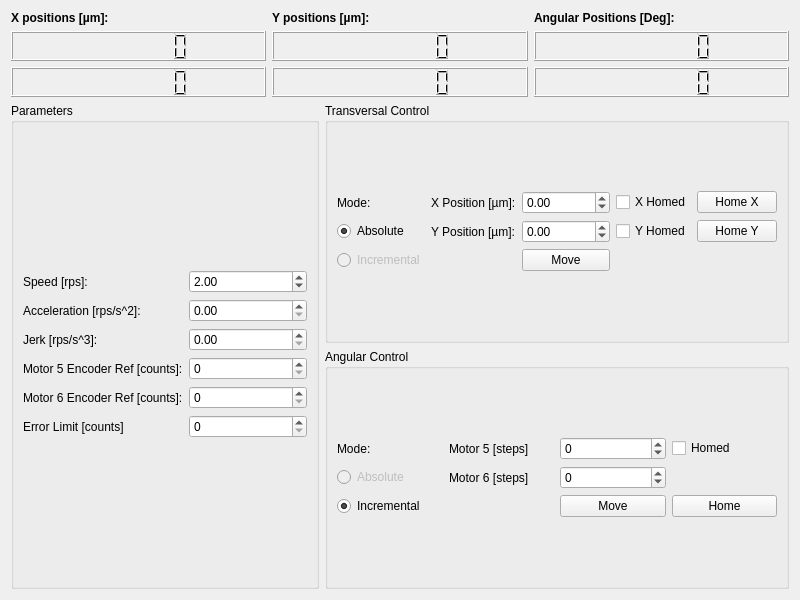
This is flipcoil/gui/ui/ppmacwidget.ui in lnls-ima/flip-coil-control as Qt 5 draws it before an edit. The edited form follows.
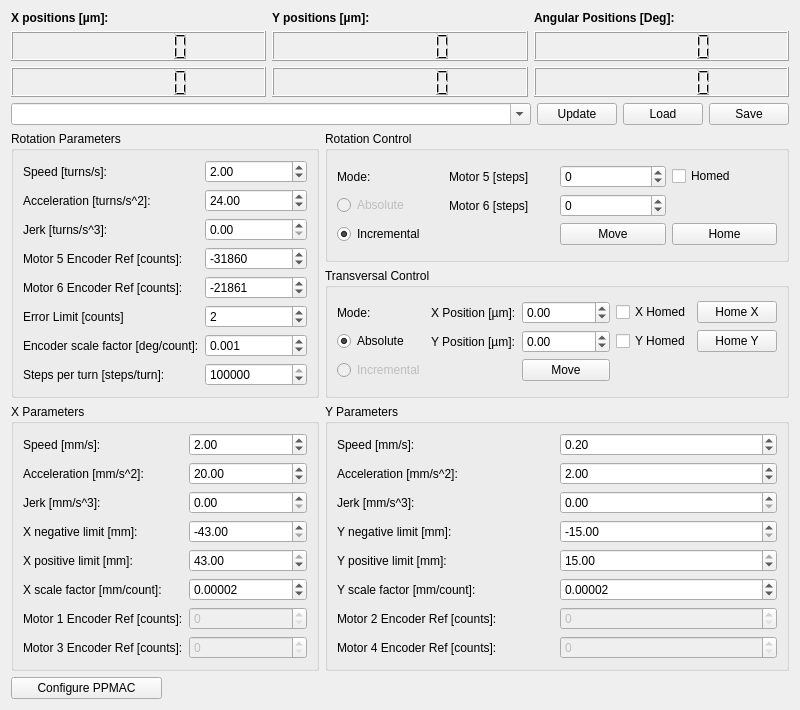
This is the edited form.

What changed in the file:
```diff
--- a/flipcoil/gui/ui/ppmacwidget.ui
+++ b/flipcoil/gui/ui/ppmacwidget.ui
@@ -7,200 +7,112 @@
     <x>0</x>
     <y>0</y>
     <width>800</width>
-    <height>600</height>
+    <height>651</height>
    </rect>
   </property>
   <property name="windowTitle">
    <string>Form</string>
   </property>
   <layout class="QGridLayout" name="gridLayout_8">
-   <item row="0" column="0" colspan="2">
-    <layout class="QGridLayout" name="gridLayout_2">
-     <item row="1" column="1">
-      <widget class="QLCDNumber" name="lcd_pos2">
-       <property name="digitCount">
-        <number>7</number>
-       </property>
-      </widget>
-     </item>
-     <item row="2" column="2">
-      <widget class="QLCDNumber" name="lcd_pos6">
+   <item row="1" column="0" colspan="3">
+    <layout class="QHBoxLayout" name="horizontalLayout_4" stretch="0,0,0,0">
+     <item>
+      <widget class="QComboBox" name="cmb_cfg_name">
        <property name="sizePolicy">
-        <sizepolicy hsizetype="Minimum" vsizetype="Maximum">
+        <sizepolicy hsizetype="Preferred" vsizetype="Maximum">
          <horstretch>0</horstretch>
          <verstretch>0</verstretch>
         </sizepolicy>
        </property>
-       <property name="minimumSize">
-        <size>
-         <width>0</width>
-         <height>30</height>
-        </size>
+       <property name="editable">
+        <bool>true</bool>
        </property>
-       <property name="digitCount">
-        <number>7</number>
-       </property>
       </widget>
      </item>
-     <item row="2" column="0">
-      <widget class="QLCDNumber" name="lcd_pos3">
-       <property name="digitCount">
-        <number>7</number>
-       </property>
-      </widget>
-     </item>
-     <item row="2" column="1">
-      <widget class="QLCDNumber" name="lcd_pos4">
-       <property name="digitCount">
-        <number>7</number>
-       </property>
-      </widget>
-     </item>
-     <item row="1" column="2">
-      <widget class="QLCDNumber" name="lcd_pos5">
+     <item>
+      <widget class="QPushButton" name="pbt_update_cfg">
        <property name="sizePolicy">
-        <sizepolicy hsizetype="Minimum" vsizetype="Maximum">
+        <sizepolicy hsizetype="Maximum" vsizetype="Fixed">
          <horstretch>0</horstretch>
          <verstretch>0</verstretch>
         </sizepolicy>
        </property>
-       <property name="minimumSize">
-        <size>
-         <width>0</width>
-         <height>30</height>
-        </size>
-       </property>
-       <property name="digitCount">
-        <number>7</number>
-       </property>
-      </widget>
-     </item>
-     <item row="1" column="0">
-      <widget class="QLCDNumber" name="lcd_pos1">
-       <property name="digitCount">
-        <number>7</number>
-       </property>
-      </widget>
-     </item>
-     <item row="0" column="0">
-      <widget class="QLabel" name="label_13">
-       <property name="sizePolicy">
-        <sizepolicy hsizetype="Preferred" vsizetype="Maximum">
-         <horstretch>0</horstretch>
-         <verstretch>0</verstretch>
-        </sizepolicy>
-       </property>
-       <property name="font">
-        <font>
-         <weight>75</weight>
-         <bold>true</bold>
-        </font>
-       </property>
        <property name="text">
-        <string>X positions [µm]:</string>
+        <string>Update</string>
        </property>
       </widget>
      </item>
-     <item row="0" column="1">
-      <widget class="QLabel" name="label_14">
+     <item>
+      <widget class="QPushButton" name="pbt_load_cfg">
        <property name="sizePolicy">
-        <sizepolicy hsizetype="Preferred" vsizetype="Maximum">
+        <sizepolicy hsizetype="Maximum" vsizetype="Maximum">
          <horstretch>0</horstretch>
          <verstretch>0</verstretch>
         </sizepolicy>
        </property>
-       <property name="font">
-        <font>
-         <weight>75</weight>
-         <bold>true</bold>
-        </font>
-       </property>
        <property name="text">
-        <string>Y positions [µm]:</string>
+        <string>Load</string>
        </property>
       </widget>
      </item>
-     <item row="0" column="2">
-      <widget class="QLabel" name="label_15">
+     <item>
+      <widget class="QPushButton" name="pbt_save_cfg">
        <property name="sizePolicy">
-        <sizepolicy hsizetype="Preferred" vsizetype="Maximum">
+        <sizepolicy hsizetype="Maximum" vsizetype="Fixed">
          <horstretch>0</horstretch>
          <verstretch>0</verstretch>
         </sizepolicy>
        </property>
-       <property name="font">
-        <font>
-         <weight>75</weight>
-         <bold>true</bold>
-        </font>
-       </property>
        <property name="text">
-        <string>Angular Positions [Deg]:</string>
+        <string>Save</string>
        </property>
       </widget>
      </item>
     </layout>
    </item>
-   <item row="1" column="0" rowspan="2">
+   <item row="2" column="0" colspan="2">
     <widget class="QGroupBox" name="groupBox_2">
      <property name="title">
-      <string>Parameters</string>
+      <string>Rotation Parameters</string>
      </property>
      <layout class="QGridLayout" name="gridLayout_4">
       <item row="0" column="0">
        <layout class="QGridLayout" name="gridLayout">
-        <item row="1" column="1">
-         <widget class="QDoubleSpinBox" name="dsb_accel"/>
-        </item>
-        <item row="2" column="0">
-         <widget class="QLabel" name="label_3">
+        <item row="5" column="0">
+         <widget class="QLabel" name="label_10">
           <property name="text">
-           <string>Jerk [rps/s^3]:</string>
-          </property>
-         </widget>
-        </item>
-        <item row="4" column="0">
-         <widget class="QLabel" name="label_7">
-          <property name="text">
-           <string>Motor 6 Encoder Ref [counts]:</string>
-          </property>
-         </widget>
-        </item>
-        <item row="4" column="1">
-         <widget class="QSpinBox" name="sb_ref6">
-          <property name="maximum">
-           <number>360000</number>
+           <string>Error Limit [counts]</string>
           </property>
          </widget>
         </item>
         <item row="2" column="1">
          <widget class="QDoubleSpinBox" name="dsb_jerk"/>
         </item>
+        <item row="5" column="1">
+         <widget class="QSpinBox" name="sb_rot_max_err">
+          <property name="value">
+           <number>2</number>
+          </property>
+         </widget>
+        </item>
+        <item row="6" column="0">
+         <widget class="QLabel" name="label_32">
+          <property name="text">
+           <string>Encoder scale factor [deg/count]:</string>
+          </property>
+         </widget>
+        </item>
+        <item row="2" column="0">
+         <widget class="QLabel" name="label_3">
+          <property name="text">
+           <string>Jerk [turns/s^3]:</string>
+          </property>
+         </widget>
+        </item>
         <item row="1" column="0">
          <widget class="QLabel" name="label_2">
           <property name="text">
-           <string>Acceleration [rps/s^2]:</string>
-          </property>
-         </widget>
-        </item>
-        <item row="3" column="0">
-         <widget class="QLabel" name="label_5">
-          <property name="text">
-           <string>Motor 5 Encoder Ref [counts]:</string>
-          </property>
-         </widget>
-        </item>
-        <item row="0" column="0">
-         <widget class="QLabel" name="label">
-          <property name="text">
-           <string>Speed [rps]:</string>
-          </property>
-         </widget>
-        </item>
-        <item row="3" column="1">
-         <widget class="QSpinBox" name="sb_ref5">
-          <property name="maximum">
-           <number>360000</number>
+           <string>Acceleration [turns/s^2]:</string>
           </property>
          </widget>
         </item>
@@ -217,22 +129,196 @@
           </property>
          </widget>
         </item>
-        <item row="5" column="0">
-         <widget class="QLabel" name="label_10">
+        <item row="4" column="1">
+         <widget class="QSpinBox" name="sb_home_offset6">
+          <property name="minimum">
+           <number>-360000</number>
+          </property>
+          <property name="maximum">
+           <number>360000</number>
+          </property>
+          <property name="value">
+           <number>-21861</number>
+          </property>
+         </widget>
+        </item>
+        <item row="6" column="1">
+         <widget class="QDoubleSpinBox" name="dsb_rot_sf">
+          <property name="decimals">
+           <number>3</number>
+          </property>
+          <property name="value">
+           <double>0.001000000000000</double>
+          </property>
+         </widget>
+        </item>
+        <item row="0" column="0">
+         <widget class="QLabel" name="label">
           <property name="text">
-           <string>Error Limit [counts]</string>
+           <string>Speed [turns/s]:</string>
           </property>
          </widget>
         </item>
-        <item row="5" column="1">
-         <widget class="QSpinBox" name="sb_errorlim"/>
+        <item row="3" column="0">
+         <widget class="QLabel" name="label_5">
+          <property name="text">
+           <string>Motor 5 Encoder Ref [counts]:</string>
+          </property>
+         </widget>
         </item>
+        <item row="4" column="0">
+         <widget class="QLabel" name="label_7">
+          <property name="text">
+           <string>Motor 6 Encoder Ref [counts]:</string>
+          </property>
+         </widget>
+        </item>
+        <item row="3" column="1">
+         <widget class="QSpinBox" name="sb_home_offset5">
+          <property name="minimum">
+           <number>-360000</number>
+          </property>
+          <property name="maximum">
+           <number>360000</number>
+          </property>
+          <property name="value">
+           <number>-31860</number>
+          </property>
+         </widget>
+        </item>
+        <item row="1" column="1">
+         <widget class="QDoubleSpinBox" name="dsb_accel">
+          <property name="value">
+           <double>24.000000000000000</double>
+          </property>
+         </widget>
+        </item>
+        <item row="7" column="0">
+         <widget class="QLabel" name="label_33">
+          <property name="text">
+           <string>Steps per turn [steps/turn]:</string>
+          </property>
+         </widget>
+        </item>
+        <item row="7" column="1">
+         <widget class="QSpinBox" name="sb_steps_per_turn">
+          <property name="maximum">
+           <number>512000</number>
+          </property>
+          <property name="value">
+           <number>102400</number>
+          </property>
+         </widget>
+        </item>
        </layout>
       </item>
      </layout>
     </widget>
    </item>
+   <item row="2" column="2">
+    <layout class="QVBoxLayout" name="verticalLayout">
+     <item>
+      <widget class="QGroupBox" name="groupBox">
+       <property name="title">
+        <string>Rotation Control</string>
+       </property>
+       <layout class="QGridLayout" name="gridLayout_7">
+        <item row="0" column="0">
+         <layout class="QGridLayout" name="gridLayout_6">
+          <item row="0" column="1">
+           <widget class="QLabel" name="label_11">
+            <property name="text">
+             <string>Motor 5 [steps]</string>
+            </property>
+           </widget>
+          </item>
+          <item row="2" column="0">
+           <widget class="QRadioButton" name="rdb_inc">
+            <property name="text">
+             <string>Incremental</string>
+            </property>
+            <property name="checked">
+             <bool>true</bool>
+            </property>
+           </widget>
+          </item>
+          <item row="1" column="2">
+           <widget class="QSpinBox" name="sb_steps6">
+            <property name="minimum">
+             <number>-200000</number>
+            </property>
+            <property name="maximum">
+             <number>200000</number>
+            </property>
+           </widget>
+          </item>
+          <item row="1" column="0">
+           <widget class="QRadioButton" name="rdb_abs">
+            <property name="enabled">
+             <bool>false</bool>
+            </property>
+            <property name="text">
+             <string>Absolute</string>
+            </property>
+           </widget>
+          </item>
    <item row="1" column="1">
+           <widget class="QLabel" name="label_12">
+            <property name="text">
+             <string>Motor 6 [steps]</string>
+            </property>
+           </widget>
+          </item>
+          <item row="0" column="3">
+           <widget class="QCheckBox" name="chb_homed">
+            <property name="text">
+             <string>Homed</string>
+            </property>
+            <property name="checkable">
+             <bool>true</bool>
+            </property>
+            <property name="tristate">
+             <bool>false</bool>
+            </property>
+           </widget>
+          </item>
+          <item row="2" column="3">
+           <widget class="QPushButton" name="pbt_home">
+            <property name="text">
+             <string>Home</string>
+            </property>
+           </widget>
+          </item>
+          <item row="2" column="2">
+           <widget class="QPushButton" name="pbt_move">
+            <property name="text">
+             <string>Move</string>
+            </property>
+           </widget>
+          </item>
+          <item row="0" column="2">
+           <widget class="QSpinBox" name="sb_steps5">
+            <property name="minimum">
+             <number>-200000</number>
+            </property>
+            <property name="maximum">
+             <number>200000</number>
+            </property>
+           </widget>
+          </item>
+          <item row="0" column="0">
+           <widget class="QLabel" name="label_9">
+            <property name="text">
+             <string>Mode:</string>
+            </property>
+           </widget>
+          </item>
+         </layout>
+        </item>
+       </layout>
+      </widget>
+     </item>
+     <item>
     <widget class="QGroupBox" name="groupBox_3">
      <property name="title">
       <string>Transversal Control</string>
@@ -241,7 +327,7 @@
       <item row="0" column="0">
        <layout class="QGridLayout" name="gridLayout_3">
         <item row="1" column="3">
-         <widget class="QCheckBox" name="chb_homed_x_2">
+           <widget class="QCheckBox" name="chb_homed_y">
           <property name="text">
            <string>Y Homed</string>
           </property>
@@ -254,7 +340,7 @@
          </widget>
         </item>
         <item row="1" column="2">
-         <widget class="QDoubleSpinBox" name="dsb_y">
+           <widget class="QDoubleSpinBox" name="dsb_pos_y">
           <property name="minimum">
            <double>-999999.000000000000000</double>
           </property>
@@ -298,7 +384,7 @@
          </widget>
         </item>
         <item row="0" column="2">
-         <widget class="QDoubleSpinBox" name="dsb_x">
+           <widget class="QDoubleSpinBox" name="dsb_pos_x">
           <property name="minimum">
            <double>-999999.000000000000000</double>
           </property>
@@ -353,106 +439,437 @@
      </layout>
     </widget>
    </item>
-   <item row="2" column="1">
-    <widget class="QGroupBox" name="groupBox">
+    </layout>
+   </item>
+   <item row="3" column="0" colspan="2">
+    <widget class="QGroupBox" name="groupBox_4">
      <property name="title">
-      <string>Angular Control</string>
+      <string>X Parameters</string>
      </property>
-     <layout class="QGridLayout" name="gridLayout_7">
+     <layout class="QGridLayout" name="gridLayout_10">
       <item row="0" column="0">
-       <layout class="QGridLayout" name="gridLayout_6">
-        <item row="0" column="1">
-         <widget class="QLabel" name="label_11">
+       <layout class="QGridLayout" name="gridLayout_9">
+        <item row="4" column="1">
+         <widget class="QDoubleSpinBox" name="dsb_max_x">
+          <property name="minimum">
+           <double>-43.000000000000000</double>
+          </property>
+          <property name="maximum">
+           <double>43.000000000000000</double>
+          </property>
+          <property name="value">
+           <double>43.000000000000000</double>
+          </property>
+         </widget>
+        </item>
+        <item row="7" column="1">
+         <widget class="QSpinBox" name="sb_home_offset3">
+          <property name="enabled">
+           <bool>false</bool>
+          </property>
+          <property name="maximum">
+           <number>360000</number>
+          </property>
+         </widget>
+        </item>
+        <item row="1" column="0">
+         <widget class="QLabel" name="label_18">
           <property name="text">
-           <string>Motor 5 [steps]</string>
+           <string>Acceleration [mm/s^2]:</string>
           </property>
          </widget>
         </item>
+        <item row="1" column="1">
+         <widget class="QDoubleSpinBox" name="dsb_accel_x">
+          <property name="value">
+           <double>20.000000000000000</double>
+          </property>
+         </widget>
+        </item>
+        <item row="0" column="0">
+         <widget class="QLabel" name="label_20">
+          <property name="text">
+           <string>Speed [mm/s]:</string>
+          </property>
+         </widget>
+        </item>
+        <item row="4" column="0">
+         <widget class="QLabel" name="label_26">
+          <property name="text">
+           <string>X positive limit [mm]:</string>
+          </property>
+         </widget>
+        </item>
+        <item row="3" column="1">
+         <widget class="QDoubleSpinBox" name="dsb_min_x">
+          <property name="minimum">
+           <double>-43.000000000000000</double>
+          </property>
+          <property name="maximum">
+           <double>43.000000000000000</double>
+          </property>
+          <property name="value">
+           <double>-43.000000000000000</double>
+          </property>
+         </widget>
+        </item>
+        <item row="6" column="1">
+         <widget class="QSpinBox" name="sb_home_offset1">
+          <property name="enabled">
+           <bool>false</bool>
+          </property>
+          <property name="maximum">
+           <number>360000</number>
+          </property>
+         </widget>
+        </item>
+        <item row="2" column="1">
+         <widget class="QDoubleSpinBox" name="dsb_jerk_x"/>
+        </item>
+        <item row="3" column="0">
+         <widget class="QLabel" name="label_27">
+          <property name="text">
+           <string>X negative limit [mm]:</string>
+          </property>
+         </widget>
+        </item>
+        <item row="6" column="0">
+         <widget class="QLabel" name="label_19">
+          <property name="text">
+           <string>Motor 1 Encoder Ref [counts]:</string>
+          </property>
+         </widget>
+        </item>
         <item row="2" column="0">
-         <widget class="QRadioButton" name="rdb_inc">
+         <widget class="QLabel" name="label_16">
           <property name="text">
-           <string>Incremental</string>
+           <string>Jerk [mm/s^3]:</string>
           </property>
-          <property name="checked">
-           <bool>true</bool>
+         </widget>
+        </item>
+        <item row="0" column="1">
+         <widget class="QDoubleSpinBox" name="dsb_speed_x">
+          <property name="maximum">
+           <double>100.000000000000000</double>
           </property>
+          <property name="singleStep">
+           <double>0.100000000000000</double>
+          </property>
+          <property name="value">
+           <double>2.000000000000000</double>
+          </property>
          </widget>
         </item>
-        <item row="1" column="2">
-         <widget class="QSpinBox" name="sb_steps6">
+        <item row="7" column="0">
+         <widget class="QLabel" name="label_17">
+          <property name="text">
+           <string>Motor 3 Encoder Ref [counts]:</string>
+          </property>
+         </widget>
+        </item>
+        <item row="5" column="1">
+         <widget class="QDoubleSpinBox" name="dsb_x_sf">
+          <property name="decimals">
+           <number>5</number>
+          </property>
+          <property name="value">
+           <double>0.000020000000000</double>
+          </property>
+         </widget>
+        </item>
+        <item row="5" column="0">
+         <widget class="QLabel" name="label_30">
+          <property name="text">
+           <string>X scale factor [mm/count]:</string>
+          </property>
+         </widget>
+        </item>
+       </layout>
+      </item>
+     </layout>
+    </widget>
+   </item>
+   <item row="3" column="2">
+    <widget class="QGroupBox" name="groupBox_5">
+     <property name="title">
+      <string>Y Parameters</string>
+     </property>
+     <layout class="QGridLayout" name="gridLayout_12">
+      <item row="0" column="0">
+       <layout class="QGridLayout" name="gridLayout_11">
+        <item row="4" column="0">
+         <widget class="QLabel" name="label_29">
+          <property name="text">
+           <string>Y positive limit [mm]:</string>
+          </property>
+         </widget>
+        </item>
+        <item row="3" column="1">
+         <widget class="QDoubleSpinBox" name="dsb_min_y">
           <property name="minimum">
-           <number>-200000</number>
+           <double>-15.000000000000000</double>
           </property>
           <property name="maximum">
-           <number>200000</number>
+           <double>15.000000000000000</double>
           </property>
+          <property name="value">
+           <double>-15.000000000000000</double>
+          </property>
          </widget>
         </item>
-        <item row="1" column="0">
-         <widget class="QRadioButton" name="rdb_abs">
+        <item row="0" column="1">
+         <widget class="QDoubleSpinBox" name="dsb_speed_y">
+          <property name="maximum">
+           <double>100.000000000000000</double>
+          </property>
+          <property name="singleStep">
+           <double>0.100000000000000</double>
+          </property>
+          <property name="value">
+           <double>0.200000000000000</double>
+          </property>
+         </widget>
+        </item>
+        <item row="6" column="1">
+         <widget class="QSpinBox" name="sb_home_offset2">
           <property name="enabled">
            <bool>false</bool>
           </property>
+          <property name="maximum">
+           <number>360000</number>
+          </property>
+         </widget>
+        </item>
+        <item row="7" column="1">
+         <widget class="QSpinBox" name="sb_home_offset4">
+          <property name="enabled">
+           <bool>false</bool>
+          </property>
+          <property name="maximum">
+           <number>360000</number>
+          </property>
+         </widget>
+        </item>
+        <item row="0" column="0">
+         <widget class="QLabel" name="label_21">
           <property name="text">
-           <string>Absolute</string>
+           <string>Speed [mm/s]:</string>
           </property>
          </widget>
         </item>
+        <item row="7" column="0">
+         <widget class="QLabel" name="label_25">
+          <property name="text">
+           <string>Motor 4 Encoder Ref [counts]:</string>
+          </property>
+         </widget>
+        </item>
+        <item row="1" column="0">
+         <widget class="QLabel" name="label_22">
+          <property name="text">
+           <string>Acceleration [mm/s^2]:</string>
+          </property>
+         </widget>
+        </item>
+        <item row="2" column="1">
+         <widget class="QDoubleSpinBox" name="dsb_jerk_y"/>
+        </item>
+        <item row="4" column="1">
+         <widget class="QDoubleSpinBox" name="dsb_max_y">
+          <property name="minimum">
+           <double>-15.000000000000000</double>
+          </property>
+          <property name="maximum">
+           <double>15.000000000000000</double>
+          </property>
+          <property name="value">
+           <double>15.000000000000000</double>
+          </property>
+         </widget>
+        </item>
         <item row="1" column="1">
-         <widget class="QLabel" name="label_12">
+         <widget class="QDoubleSpinBox" name="dsb_accel_y">
+          <property name="value">
+           <double>2.000000000000000</double>
+          </property>
+         </widget>
+        </item>
+        <item row="6" column="0">
+         <widget class="QLabel" name="label_24">
           <property name="text">
-           <string>Motor 6 [steps]</string>
+           <string>Motor 2 Encoder Ref [counts]:</string>
           </property>
          </widget>
         </item>
-        <item row="0" column="3">
-         <widget class="QCheckBox" name="chb_homed">
+        <item row="3" column="0">
+         <widget class="QLabel" name="label_28">
           <property name="text">
-           <string>Homed</string>
+           <string>Y negative limit [mm]:</string>
           </property>
-          <property name="checkable">
-           <bool>true</bool>
+         </widget>
+        </item>
+        <item row="2" column="0">
+         <widget class="QLabel" name="label_23">
+          <property name="text">
+           <string>Jerk [mm/s^3]:</string>
           </property>
-          <property name="tristate">
-           <bool>false</bool>
+         </widget>
+        </item>
+        <item row="5" column="0">
+         <widget class="QLabel" name="label_31">
+          <property name="text">
+           <string>Y scale factor [mm/count]:</string>
           </property>
          </widget>
         </item>
-        <item row="2" column="3">
-         <widget class="QPushButton" name="pbt_home">
+        <item row="5" column="1">
+         <widget class="QDoubleSpinBox" name="dsb_y_sf">
+          <property name="decimals">
+           <number>5</number>
+          </property>
+          <property name="value">
+           <double>0.000020000000000</double>
+          </property>
+         </widget>
+        </item>
+       </layout>
+      </item>
+     </layout>
+    </widget>
+   </item>
+   <item row="4" column="0">
+    <widget class="QPushButton" name="pbt_configure">
           <property name="text">
-           <string>Home</string>
+      <string>Configure PPMAC</string>
+     </property>
+    </widget>
+   </item>
+   <item row="0" column="0" colspan="3">
+    <layout class="QGridLayout" name="gridLayout_2">
+     <item row="1" column="1">
+      <widget class="QLCDNumber" name="lcd_pos2">
+       <property name="digitCount">
+        <number>7</number>
+       </property>
+      </widget>
+     </item>
+     <item row="0" column="1">
+      <widget class="QLabel" name="label_14">
+       <property name="sizePolicy">
+        <sizepolicy hsizetype="Preferred" vsizetype="Maximum">
+         <horstretch>0</horstretch>
+         <verstretch>0</verstretch>
+        </sizepolicy>
+       </property>
+       <property name="font">
+        <font>
+         <weight>75</weight>
+         <bold>true</bold>
+        </font>
+       </property>
+       <property name="text">
+        <string>Y positions [µm]:</string>
           </property>
          </widget>
         </item>
         <item row="2" column="2">
-         <widget class="QPushButton" name="pbt_move">
+      <widget class="QLCDNumber" name="lcd_pos6">
+       <property name="sizePolicy">
+        <sizepolicy hsizetype="Minimum" vsizetype="Maximum">
+         <horstretch>0</horstretch>
+         <verstretch>0</verstretch>
+        </sizepolicy>
+       </property>
+       <property name="minimumSize">
+        <size>
+         <width>0</width>
+         <height>30</height>
+        </size>
+       </property>
+       <property name="digitCount">
+        <number>7</number>
+       </property>
+      </widget>
+     </item>
+     <item row="0" column="0">
+      <widget class="QLabel" name="label_13">
+       <property name="sizePolicy">
+        <sizepolicy hsizetype="Preferred" vsizetype="Maximum">
+         <horstretch>0</horstretch>
+         <verstretch>0</verstretch>
+        </sizepolicy>
+       </property>
+       <property name="font">
+        <font>
+         <weight>75</weight>
+         <bold>true</bold>
+        </font>
+       </property>
           <property name="text">
-           <string>Move</string>
+        <string>X positions [µm]:</string>
+       </property>
+      </widget>
+     </item>
+     <item row="2" column="0">
+      <widget class="QLCDNumber" name="lcd_pos3">
+       <property name="digitCount">
+        <number>7</number>
+       </property>
+      </widget>
+     </item>
+     <item row="2" column="1">
+      <widget class="QLCDNumber" name="lcd_pos4">
+       <property name="digitCount">
+        <number>7</number>
+       </property>
+      </widget>
+     </item>
+     <item row="1" column="2">
+      <widget class="QLCDNumber" name="lcd_pos5">
+       <property name="sizePolicy">
+        <sizepolicy hsizetype="Minimum" vsizetype="Maximum">
+         <horstretch>0</horstretch>
+         <verstretch>0</verstretch>
+        </sizepolicy>
+       </property>
+       <property name="minimumSize">
+        <size>
+         <width>0</width>
+         <height>30</height>
+        </size>
+       </property>
+       <property name="digitCount">
+        <number>7</number>
+       </property>
+      </widget>
+     </item>
+     <item row="1" column="0">
+      <widget class="QLCDNumber" name="lcd_pos1">
+       <property name="digitCount">
+        <number>7</number>
           </property>
          </widget>
         </item>
         <item row="0" column="2">
-         <widget class="QSpinBox" name="sb_steps5">
-          <property name="minimum">
-           <number>-200000</number>
-          </property>
-          <property name="maximum">
-           <number>200000</number>
-          </property>
-         </widget>
-        </item>
-        <item row="0" column="0">
-         <widget class="QLabel" name="label_9">
+      <widget class="QLabel" name="label_15">
+       <property name="sizePolicy">
+        <sizepolicy hsizetype="Preferred" vsizetype="Maximum">
+         <horstretch>0</horstretch>
+         <verstretch>0</verstretch>
+        </sizepolicy>
+       </property>
+       <property name="font">
+        <font>
+         <weight>75</weight>
+         <bold>true</bold>
+        </font>
+       </property>
           <property name="text">
-           <string>Mode:</string>
+        <string>Angular Positions [Deg]:</string>
           </property>
          </widget>
         </item>
        </layout>
-      </item>
-     </layout>
-    </widget>
    </item>
   </layout>
  </widget>
```
Lines whose indentation alone changed are shown as unchanged.
